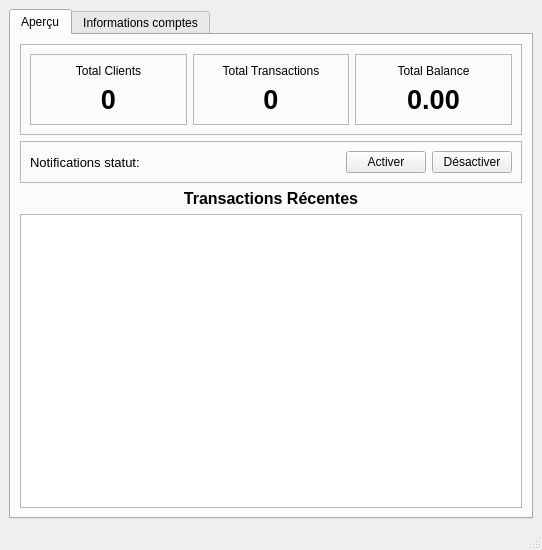
Before: the Qt Designer form uidashboard.ui in TURKEYSTAR/Bank, drawn with Qt 5.
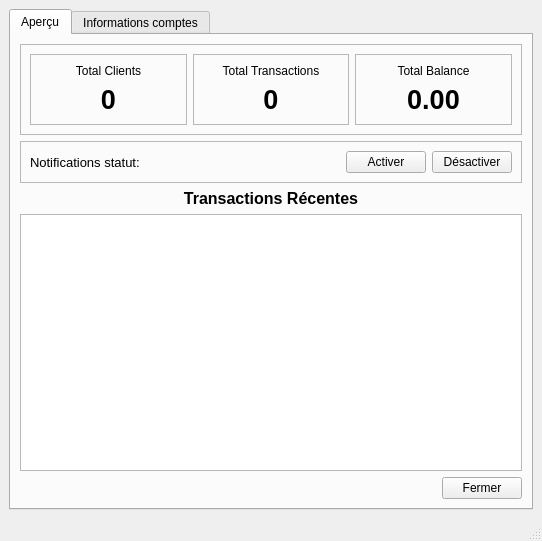
After: the same form once the commit is applied.

What changed in the file:
```diff
--- a/uidashboard.ui
+++ b/uidashboard.ui
@@ -7,7 +7,7 @@
     <x>0</x>
     <y>0</y>
     <width>542</width>
-    <height>550</height>
+    <height>541</height>
    </rect>
   </property>
   <property name="windowTitle">
@@ -211,6 +211,30 @@
           </property>
          </widget>
         </item>
+        <item>
+         <layout class="QGridLayout" name="gridLayout_2">
+          <item row="0" column="1">
+           <widget class="QPushButton" name="pushButtonFermer">
+            <property name="text">
+             <string>Fermer</string>
+            </property>
+           </widget>
+          </item>
+          <item row="0" column="0">
+           <spacer name="horizontalSpacer_3">
+            <property name="orientation">
+             <enum>Qt::Orientation::Horizontal</enum>
+            </property>
+            <property name="sizeHint" stdset="0">
+             <size>
+              <width>40</width>
+              <height>20</height>
+             </size>
+            </property>
+           </spacer>
+          </item>
+         </layout>
+        </item>
        </layout>
       </widget>
       <widget class="QWidget" name="tabDetails">
```
